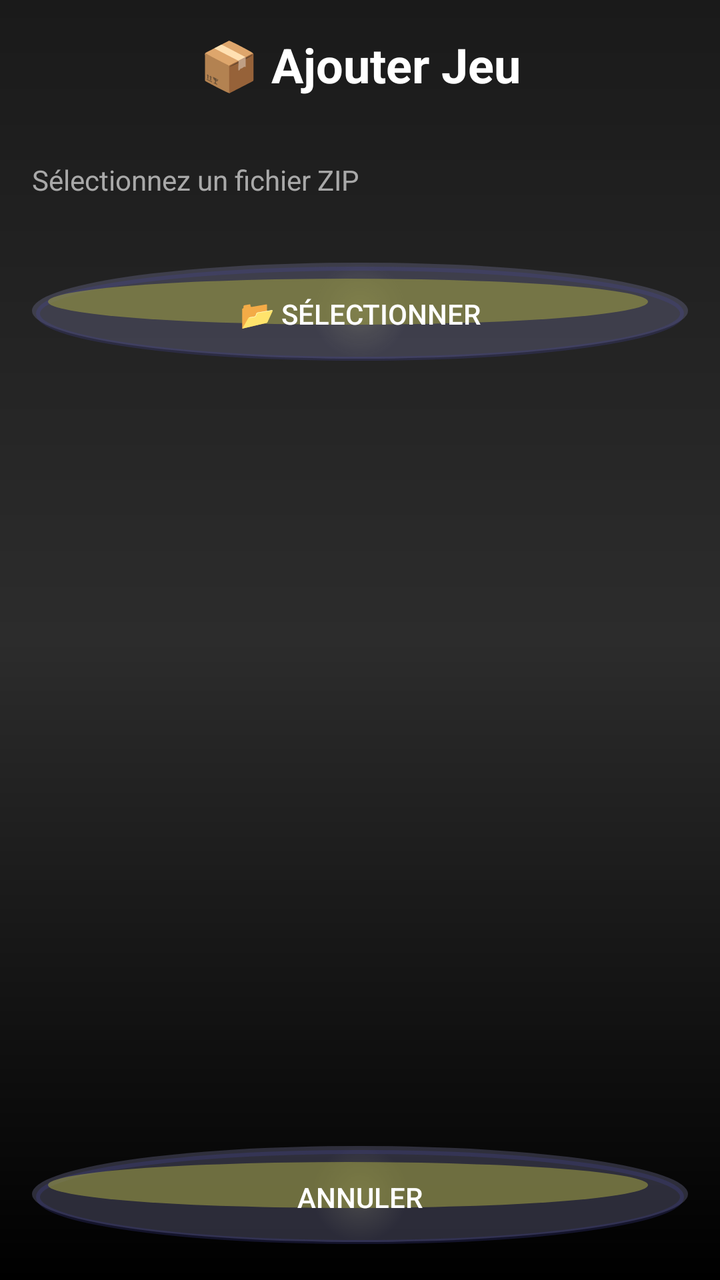
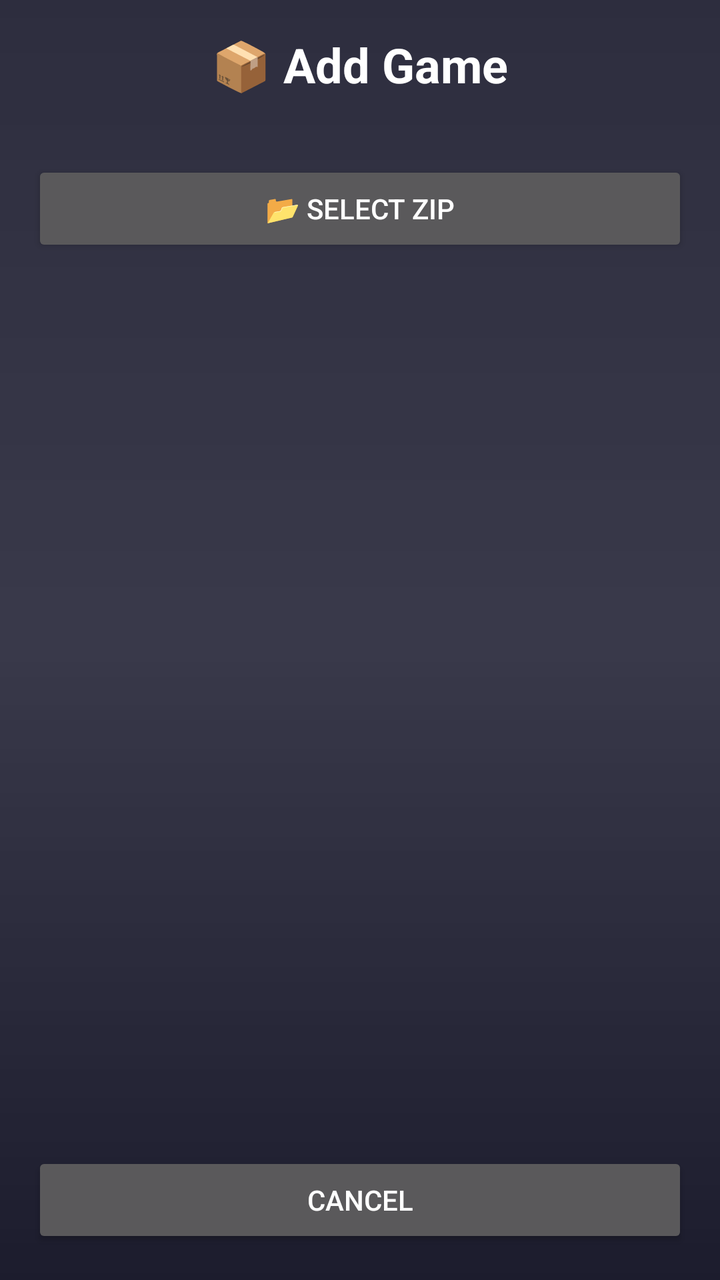

An Android layout rendered at two revisions. The XML below is the earlier revision; the diff shows what the commit changed to produce the second picture.
<!-- AndroidManifest.xml: application theme Theme.ConsolePSP -->
<!-- res/layout/activity_add_game.xml -->
<?xml version="1.0" encoding="utf-8"?>
<LinearLayout xmlns:android="http://schemas.android.com/apk/res/android"
    android:layout_width="match_parent"
    android:layout_height="match_parent"
    android:orientation="vertical"
    android:padding="16dp"
    android:gravity="center"
    android:background="@drawable/gradient_background">

    <TextView
        android:layout_width="wrap_content"
        android:layout_height="wrap_content"
        android:text="📦 Ajouter Jeu"
        android:textSize="24sp"
        android:textStyle="bold"
        android:textColor="@color/text_primary"
        android:layout_marginBottom="32dp" />

    <TextView
        android:layout_width="match_parent"
        android:layout_height="wrap_content"
        android:text="Sélectionnez un fichier ZIP"
        android:textSize="14sp"
        android:textColor="@color/text_secondary"
        android:layout_marginBottom="32dp" />

    <Button
        android:id="@+id/btn_select_file"
        android:layout_width="match_parent"
        android:layout_height="wrap_content"
        android:text="📂 Sélectionner"
        android:textColor="@color/text_primary"
        android:textSize="14sp"
        android:padding="16dp"
        android:layout_marginBottom="16dp"
        android:background="@drawable/button_x" />

    <ProgressBar
        android:id="@+id/progress_import"
        android:layout_width="wrap_content"
        android:layout_height="wrap_content"
        android:visibility="gone"
        android:layout_marginBottom="16dp" />

    <TextView
        android:id="@+id/text_status"
        android:layout_width="match_parent"
        android:layout_height="wrap_content"
        android:text=""
        android:textSize="12sp"
        android:textColor="@color/text_secondary"
        android:layout_marginBottom="32dp" />

    <View
        android:layout_width="match_parent"
        android:layout_height="0dp"
        android:layout_weight="1" />

    <Button
        android:id="@+id/btn_cancel"
        android:layout_width="match_parent"
        android:layout_height="wrap_content"
        android:text="Annuler"
        android:textColor="@color/text_primary"
        android:textSize="14sp"
        android:padding="16dp"
        android:background="@drawable/button_b" />

</LinearLayout>
<!-- resources referenced by this layout -->
<resources>
  <color name="text_primary">#ffffff</color>
  <color name="text_secondary">#cccccccc</color>
  <!-- drawable button_b (drawable) -->
  <?xml version="1.0" encoding="utf-8"?>
  <layer-list xmlns:android="http://schemas.android.com/apk/res/android">
      
      <item
          android:left="3dp"
          android:right="0dp"
          android:top="3dp"
          android:bottom="0dp">
          <shape android:shape="oval">
              <solid android:color="#00000066" />
          </shape>
      </item>
      
      
      <item
          android:left="0dp"
          android:right="0dp"
          android:top="0dp"
          android:bottom="3dp">
          <shape android:shape="oval">
              <gradient
                  android:type="radial"
                  android:gradientRadius="50%"
                  android:startColor="#88888888"
                  android:centerColor="#77777788"
                  android:endColor="#66666688" />
          </shape>
      </item>
      
      
      <item
          android:left="2dp"
          android:right="2dp"
          android:top="2dp"
          android:bottom="2dp">
          <shape android:shape="oval">
              <stroke
                  android:color="#44444499"
                  android:width="2dp" />
          </shape>
      </item>
      
      
      <item
          android:left="8dp"
          android:right="20dp"
          android:top="8dp"
          android:bottom="20dp">
          <shape android:shape="oval">
              <solid android:color="#99999944" />
          </shape>
      </item>
  </layer-list>
  <!-- drawable button_x (drawable) -->
  <?xml version="1.0" encoding="utf-8"?>
  <layer-list xmlns:android="http://schemas.android.com/apk/res/android">
      
      <item
          android:left="3dp"
          android:right="0dp"
          android:top="3dp"
          android:bottom="0dp">
          <shape android:shape="oval">
              <solid android:color="#00000066" />
          </shape>
      </item>
      
      
      <item
          android:left="0dp"
          android:right="0dp"
          android:top="0dp"
          android:bottom="3dp">
          <shape android:shape="oval">
              <gradient
                  android:type="radial"
                  android:gradientRadius="50%"
                  android:startColor="#88888888"
                  android:centerColor="#77777788"
                  android:endColor="#66666688" />
          </shape>
      </item>
      
      
      <item
          android:left="2dp"
          android:right="2dp"
          android:top="2dp"
          android:bottom="2dp">
          <shape android:shape="oval">
              <stroke
                  android:color="#44444499"
                  android:width="2dp" />
          </shape>
      </item>
      
      
      <item
          android:left="8dp"
          android:right="20dp"
          android:top="8dp"
          android:bottom="20dp">
          <shape android:shape="oval">
              <solid android:color="#99999944" />
          </shape>
      </item>
  </layer-list>
  <!-- drawable gradient_background (drawable) -->
  <?xml version="1.0" encoding="utf-8"?>
  <shape xmlns:android="http://schemas.android.com/apk/res/android">
  
      <gradient
          android:startColor="#1A1A1A"
          android:centerColor="#2C2C2C"
          android:endColor="#000000"
          android:angle="270"/>
  
  </shape>
  <style name="Theme.ConsolePSP" parent="Theme.AppCompat.NoActionBar">
          <item name="colorPrimary">@color/primary</item>
          <item name="colorPrimaryDark">@color/primary_dark</item>
          <item name="colorAccent">@color/secondary</item>
          <item name="android:windowBackground">@drawable/gradient_background</item>
          <item name="android:textColorPrimary">@color/text_primary</item>
          <item name="android:textColorSecondary">@color/text_secondary</item>
      </style>
  <color name="primary">#55555588</color>
  <color name="primary_dark">#44444488</color>
  <color name="secondary">#88888888</color>
</resources>

<!-- the commit's change to res/layout/activity_add_game.xml (unified diff, before → after) -->
@@ -5,65 +5,43 @@
     android:orientation="vertical"
     android:padding="16dp"
     android:gravity="center"
-    android:background="@drawable/gradient_background">
+    android:background="@color/background">
 
     <TextView
         android:layout_width="wrap_content"
         android:layout_height="wrap_content"
-        android:text="📦 Ajouter Jeu"
+        android:text="📦 Add Game"
         android:textSize="24sp"
         android:textStyle="bold"
         android:textColor="@color/text_primary"
-        android:layout_marginBottom="32dp" />
-
-    <TextView
-        android:layout_width="match_parent"
-        android:layout_height="wrap_content"
-        android:text="Sélectionnez un fichier ZIP"
-        android:textSize="14sp"
-        android:textColor="@color/text_secondary"
         android:layout_marginBottom="32dp" />
 
     <Button
         android:id="@+id/btn_select_file"
         android:layout_width="match_parent"
         android:layout_height="wrap_content"
-        android:text="📂 Sélectionner"
-        android:textColor="@color/text_primary"
-        android:textSize="14sp"
-        android:padding="16dp"
-        android:layout_marginBottom="16dp"
-        android:background="@drawable/button_x" />
+        android:text="📂 Select ZIP"
+        android:textColor="@color/text_primary" />
 
     <ProgressBar
         android:id="@+id/progress_import"
         android:layout_width="wrap_content"
         android:layout_height="wrap_content"
-        android:visibility="gone"
-        android:layout_marginBottom="16dp" />
+        android:visibility="gone" />
 
     <TextView
         android:id="@+id/text_status"
         android:layout_width="match_parent"
         android:layout_height="wrap_content"
-        android:text=""
-        android:textSize="12sp"
-        android:textColor="@color/text_secondary"
-        android:layout_marginBottom="32dp" />
+        android:textColor="@color/text_secondary" />
 
-    <View
-        android:layout_width="match_parent"
-        android:layout_height="0dp"
-        android:layout_weight="1" />
+    <View android:layout_width="match_parent" android:layout_height="0dp" android:layout_weight="1" />
 
     <Button
         android:id="@+id/btn_cancel"
         android:layout_width="match_parent"
         android:layout_height="wrap_content"
-        android:text="Annuler"
-        android:textColor="@color/text_primary"
-        android:textSize="14sp"
-        android:padding="16dp"
-        android:background="@drawable/button_b" />
+        android:text="Cancel"
+        android:textColor="@color/text_primary" />
 
 </LinearLayout>
<!-- resource entries referenced after the edit -->
@@ -1,115 +1,19 @@
 <!-- resources referenced by this layout -->
 <resources>
+  <color name="background">#55555588</color>
   <color name="text_primary">#ffffff</color>
   <color name="text_secondary">#cccccccc</color>
-  <!-- drawable button_b (drawable) -->
-  <?xml version="1.0" encoding="utf-8"?>
-  <layer-list xmlns:android="http://schemas.android.com/apk/res/android">
-      
-      <item
-          android:left="3dp"
-          android:right="0dp"
-          android:top="3dp"
-          android:bottom="0dp">
-          <shape android:shape="oval">
-              <solid android:color="#00000066" />
-          </shape>
-      </item>
-      
-      
-      <item
-          android:left="0dp"
-          android:right="0dp"
-          android:top="0dp"
-          android:bottom="3dp">
-          <shape android:shape="oval">
-              <gradient
-                  android:type="radial"
-                  android:gradientRadius="50%"
-                  android:startColor="#88888888"
-                  android:centerColor="#77777788"
-                  android:endColor="#66666688" />
-          </shape>
-      </item>
-      
-      
-      <item
-          android:left="2dp"
-          android:right="2dp"
-          android:top="2dp"
-          android:bottom="2dp">
-          <shape android:shape="oval">
-              <stroke
-                  android:color="#44444499"
-                  android:width="2dp" />
-          </shape>
-      </item>
-      
-      
-      <item
-          android:left="8dp"
-          android:right="20dp"
-          android:top="8dp"
-          android:bottom="20dp">
-          <shape android:shape="oval">
-              <solid android:color="#99999944" />
-          </shape>
-      </item>
-  </layer-list>
-  <!-- drawable button_x (drawable) -->
-  <?xml version="1.0" encoding="utf-8"?>
-  <layer-list xmlns:android="http://schemas.android.com/apk/res/android">
-      
-      <item
-          android:left="3dp"
-          android:right="0dp"
-          android:top="3dp"
-          android:bottom="0dp">
-          <shape android:shape="oval">
-              <solid android:color="#00000066" />
-          </shape>
-      </item>
-      
-      
-      <item
-          android:left="0dp"
-          android:right="0dp"
-          android:top="0dp"
-          android:bottom="3dp">
-          <shape android:shape="oval">
-              <gradient
-                  android:type="radial"
-                  android:gradientRadius="50%"
-                  android:startColor="#88888888"
-                  android:centerColor="#77777788"
-                  android:endColor="#66666688" />
-          </shape>
-      </item>
-      
-      
-      <item
-          android:left="2dp"
-          android:right="2dp"
-          android:top="2dp"
-          android:bottom="2dp">
-          <shape android:shape="oval">
-              <stroke
-                  android:color="#44444499"
-                  android:width="2dp" />
-          </shape>
-      </item>
-      
-      
-      <item
-          android:left="8dp"
-          android:right="20dp"
-          android:top="8dp"
-          android:bottom="20dp">
-          <shape android:shape="oval">
-              <solid android:color="#99999944" />
-          </shape>
-      </item>
-  </layer-list>
+  <style name="Theme.ConsolePSP" parent="Theme.AppCompat.NoActionBar">
+          <item name="colorPrimary">@color/primary</item>
+          <item name="colorPrimaryDark">@color/primary_dark</item>
+          <item name="colorAccent">@color/secondary</item>
+          <item name="android:windowBackground">@drawable/gradient_background</item>
+          <item name="android:textColorPrimary">@color/text_primary</item>
+          <item name="android:textColorSecondary">@color/text_secondary</item>
+      </style>
+  <color name="primary">#55555588</color>
+  <color name="primary_dark">#44444488</color>
+  <color name="secondary">#88888888</color>
   <!-- drawable gradient_background (drawable) -->
   <?xml version="1.0" encoding="utf-8"?>
   <shape xmlns:android="http://schemas.android.com/apk/res/android">
@@ -121,16 +25,5 @@
           android:angle="270"/>
   
   </shape>
-  <style name="Theme.ConsolePSP" parent="Theme.AppCompat.NoActionBar">
-          <item name="colorPrimary">@color/primary</item>
-          <item name="colorPrimaryDark">@color/primary_dark</item>
-          <item name="colorAccent">@color/secondary</item>
-          <item name="android:windowBackground">@drawable/gradient_background</item>
-          <item name="android:textColorPrimary">@color/text_primary</item>
-          <item name="android:textColorSecondary">@color/text_secondary</item>
-      </style>
-  <color name="primary">#55555588</color>
-  <color name="primary_dark">#44444488</color>
-  <color name="secondary">#88888888</color>
 </resources>
 
